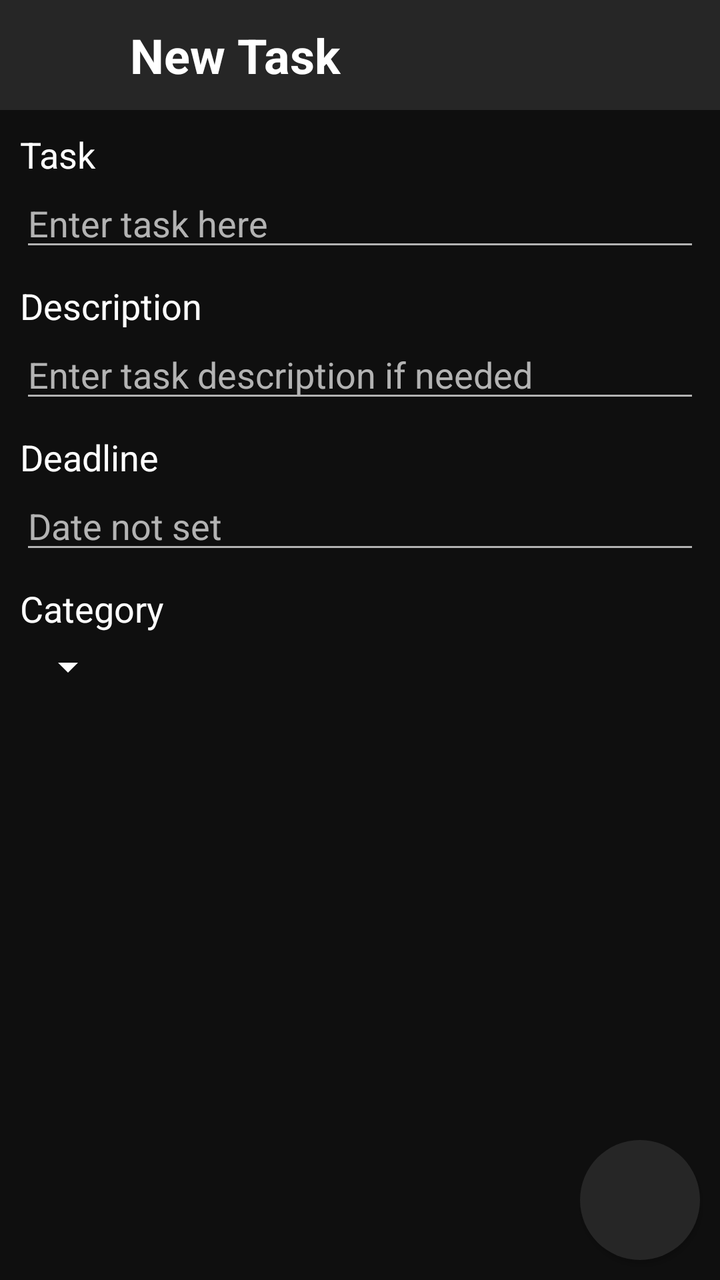
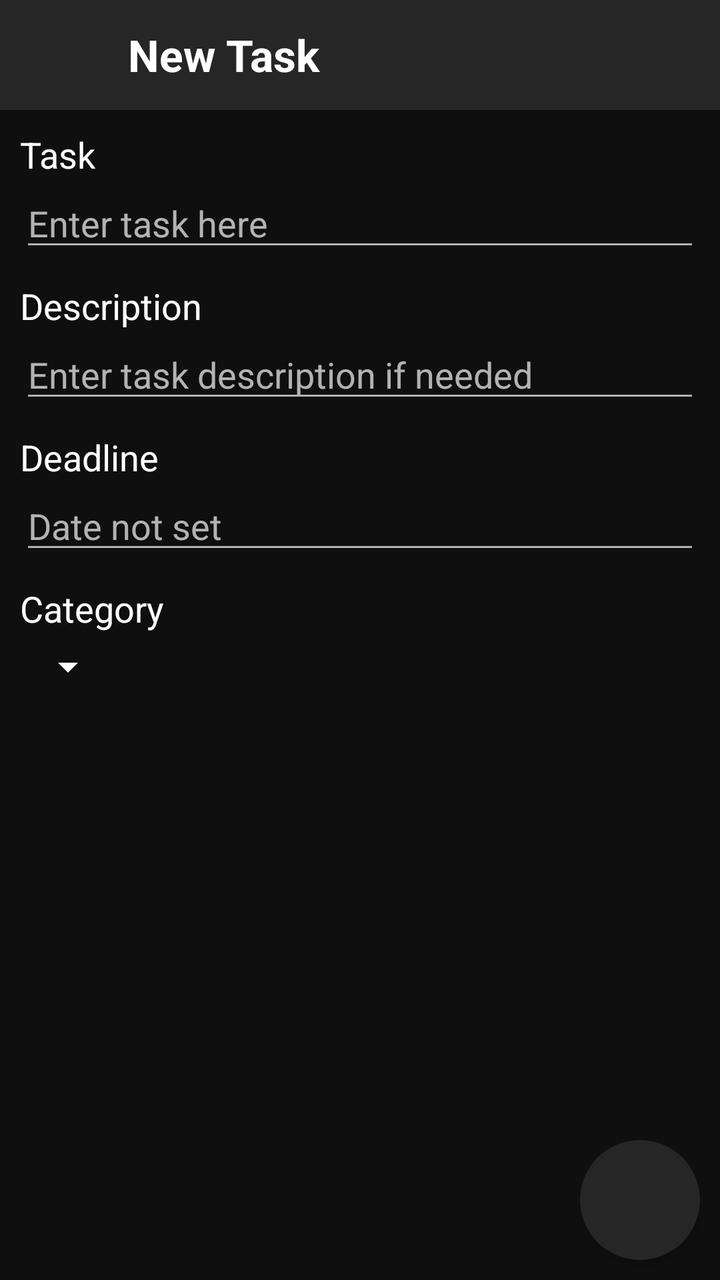

Before-and-after screenshots of an Android layout around one commit, followed by the original layout XML and the change that was made.
<!-- AndroidManifest.xml: application theme Theme.MakeMeGrow -->
<!-- res/layout/activity_task.xml -->
<?xml version="1.0" encoding="utf-8"?>
<androidx.constraintlayout.widget.ConstraintLayout
    xmlns:android="http://schemas.android.com/apk/res/android"
    xmlns:app="http://schemas.android.com/apk/res-auto"
    xmlns:tools="http://schemas.android.com/tools"
    android:id="@+id/main"
    android:layout_width="match_parent"
    android:layout_height="match_parent"
    android:background="@color/black"
    tools:context=".ui.activity.TaskActivity">

    <LinearLayout
        android:id="@+id/layout_taskbar"
        android:layout_width="match_parent"
        android:layout_height="55dp"
        app:layout_constraintTop_toTopOf="parent"
        android:paddingHorizontal="20dp"
        android:background="@color/dark_gray"
        android:orientation="horizontal"
        android:gravity="center_vertical|end">

        <androidx.appcompat.widget.AppCompatButton
            android:id="@+id/button_back"
            android:layout_width="25dp"
            android:layout_height="25dp"
            android:background="@android:color/transparent"
            android:foreground="@drawable/ic_back"/>

        <TextView
            android:id="@+id/text_title"
            android:layout_width="0dp"
            android:layout_height="wrap_content"
            android:layout_weight="1"
            android:layout_marginHorizontal="20dp"
            android:text="@string/new_task"
            android:textColor="@color/white"
            android:textSize="@dimen/text_large"
            android:textStyle="bold"/>

        <androidx.appcompat.widget.AppCompatButton
            android:id="@+id/button_delete"
            android:layout_width="25dp"
            android:layout_height="25dp"
            android:background="@android:color/transparent"
            android:foreground="@drawable/ic_bin"
            android:visibility="gone"/>

    </LinearLayout>

    <LinearLayout
        android:id="@+id/layout_task"
        android:layout_width="match_parent"
        android:layout_height="wrap_content"
        app:layout_constraintTop_toBottomOf="@id/layout_taskbar"
        android:layout_margin="10dp"
        android:orientation="vertical">

        <TextView
            android:layout_width="wrap_content"
            android:layout_height="wrap_content"
            android:text="@string/task"
            android:textColor="@color/white"
            android:textSize="@dimen/text_medium"/>

        <EditText
            android:id="@+id/input_task"
            android:layout_width="match_parent"
            android:layout_height="wrap_content"
            android:backgroundTint="@color/light_gray"
            android:hint="@string/enter_task_here"
            android:importantForAutofill="no"
            android:inputType="textMultiLine"
            android:textColorHint="@color/light_gray"
            android:textColor="@color/light_gray"
            android:textSize="@dimen/text_medium"/>

    </LinearLayout>

    <LinearLayout
        android:id="@+id/layout_description"
        android:layout_width="match_parent"
        android:layout_height="wrap_content"
        app:layout_constraintTop_toBottomOf="@id/layout_task"
        android:layout_margin="10dp"
        android:orientation="vertical">

        <TextView
            android:layout_width="wrap_content"
            android:layout_height="wrap_content"
            android:text="@string/description"
            android:textColor="@color/white"
            android:textSize="@dimen/text_medium"/>

        <EditText
            android:id="@+id/input_description"
            android:layout_width="match_parent"
            android:layout_height="wrap_content"
            android:backgroundTint="@color/light_gray"
            android:hint="@string/enter_description"
            android:importantForAutofill="no"
            android:inputType="textMultiLine"
            android:textColorHint="@color/light_gray"
            android:textColor="@color/light_gray"
            android:textSize="@dimen/text_medium"/>

    </LinearLayout>

    <LinearLayout
        android:id="@+id/layout_deadline"
        android:layout_width="match_parent"
        android:layout_height="wrap_content"
        app:layout_constraintTop_toBottomOf="@id/layout_description"
        android:layout_margin="10dp"
        android:orientation="vertical">

        <TextView
            android:layout_width="wrap_content"
            android:layout_height="wrap_content"
            android:text="@string/deadline"
            android:textColor="@color/white"
            android:textSize="@dimen/text_medium"/>

        <LinearLayout
            android:layout_width="match_parent"
            android:layout_height="wrap_content"
            android:orientation="horizontal"
            android:gravity="center">

            <EditText
                android:id="@+id/input_date"
                android:layout_width="0dp"
                android:layout_height="wrap_content"
                android:layout_weight="1"
                android:backgroundTint="@color/light_gray"
                android:hint="@string/date_not_set"
                android:importantForAutofill="no"
                android:inputType="date"
                android:textColorHint="@color/light_gray"
                android:textColor="@color/light_gray"
                android:textSize="@dimen/text_medium"
                android:focusable="false"
                android:clickable="true"/>

            <androidx.appcompat.widget.AppCompatButton
                android:id="@+id/button_clear_date"
                android:layout_width="25dp"
                android:layout_height="25dp"
                android:layout_marginStart="10dp"
                android:background="@drawable/shape_round"
                android:foreground="@drawable/ic_cross"
                android:visibility="gone"/>

        </LinearLayout>

        <LinearLayout
            android:id="@+id/layout_time_selection"
            android:layout_width="match_parent"
            android:layout_height="wrap_content"
            android:orientation="horizontal"
            android:gravity="center"
            android:visibility="gone">

            <EditText
                android:id="@+id/input_time"
                android:layout_width="0dp"
                android:layout_height="wrap_content"
                android:layout_weight="1"
                android:backgroundTint="@color/light_gray"
                android:hint="@string/time_not_set"
                android:importantForAutofill="no"
                android:inputType="time"
                android:textColorHint="@color/light_gray"
                android:textColor="@color/light_gray"
                android:textSize="@dimen/text_medium"
                android:focusable="false"
                android:clickable="true"/>

            <androidx.appcompat.widget.AppCompatButton
                android:id="@+id/button_clear_time"
                android:layout_width="25dp"
                android:layout_height="25dp"
                android:layout_marginStart="10dp"
                android:background="@drawable/shape_round"
                android:foreground="@drawable/ic_cross"
                android:visibility="gone"/>

        </LinearLayout>

    </LinearLayout>

    <LinearLayout
        android:id="@+id/layout_repeat"
        android:layout_width="match_parent"
        android:layout_height="wrap_content"
        app:layout_constraintTop_toBottomOf="@id/layout_deadline"
        android:layout_margin="10dp"
        android:orientation="vertical"
        android:visibility="gone">

        <TextView
            android:layout_width="wrap_content"
            android:layout_height="wrap_content"
            android:text="@string/repeat"
            android:textColor="@color/white"
            android:textSize="@dimen/text_medium"/>

        <Spinner
            android:id="@+id/spinner_repeat"
            android:layout_width="wrap_content"
            android:layout_height="wrap_content"
            android:layout_marginVertical="5dp"
            android:backgroundTint="@color/white"
            android:popupBackground="@color/dark_gray"
            tools:listitem="@layout/spinner_item_small"/>

    </LinearLayout>

    <LinearLayout
        android:id="@+id/layout_category"
        android:layout_width="match_parent"
        android:layout_height="wrap_content"
        app:layout_constraintTop_toBottomOf="@id/layout_repeat"
        android:layout_margin="10dp"
        android:orientation="vertical">

        <TextView
            android:layout_width="wrap_content"
            android:layout_height="wrap_content"
            android:text="@string/category"
            android:textColor="@color/white"
            android:textSize="@dimen/text_medium"/>

        <Spinner
            android:id="@+id/spinner_category"
            android:layout_width="wrap_content"
            android:layout_height="wrap_content"
            android:layout_marginVertical="5dp"
            android:backgroundTint="@color/white"
            android:popupBackground="@color/dark_gray"
            tools:listitem="@layout/spinner_item_small"/>

    </LinearLayout>

    <androidx.appcompat.widget.AppCompatButton
        android:id="@+id/button_confirm"
        android:layout_width="60dp"
        android:layout_height="60dp"
        android:layout_margin="10dp"
        app:layout_constraintEnd_toEndOf="parent"
        app:layout_constraintBottom_toBottomOf="parent"
        android:background="@drawable/shape_round"
        android:foreground="@drawable/ic_check_mark"/>

</androidx.constraintlayout.widget.ConstraintLayout>
<!-- res/layout/spinner_item_small.xml (included above) -->
<?xml version="1.0" encoding="utf-8"?>
<TextView xmlns:android="http://schemas.android.com/apk/res/android"
    android:id="@+id/text"
    android:layout_width="match_parent"
    android:layout_height="wrap_content"
    android:paddingVertical="5dp"
    android:paddingHorizontal="10dp"
    android:textColor="@color/white"
    android:textSize="@dimen/text_medium"
    android:singleLine="true"/>
<!-- resources referenced by this layout -->
<resources>
  <color name="black">#0F0F0F</color>
  <color name="dark_gray">#262626</color>
  <color name="light_gray">#B3B3B3</color>
  <color name="white">#FFFFFF</color>
  <dimen name="text_large">24sp</dimen>
  <dimen name="text_medium">18sp</dimen>
  <!-- drawable ic_back (drawable) -->
  <?xml version="1.0" encoding="utf-8"?>
  <vector xmlns:android="http://schemas.android.com/apk/res/android"
      android:width="60dp"
      android:height="60dp"
      android:viewportWidth="100"
      android:viewportHeight="100">
  
      <group
          android:scaleX="1"
          android:scaleY="1"
          android:translateX="3"
          android:translateY="0">
  
          <path
              android:pathData="M10,50 L90,50 M45,15 L10,50 L45,85"
              android:strokeColor="#FFFFFF"
              android:strokeWidth="8"/>
  
      </group>
  </vector>
  <!-- drawable ic_check_mark (drawable) -->
  <?xml version="1.0" encoding="utf-8"?>
  <vector xmlns:android="http://schemas.android.com/apk/res/android"
      android:width="60dp"
      android:height="60dp"
      android:viewportWidth="100"
      android:viewportHeight="100">
  
      <group
          android:scaleX="0.75"
          android:scaleY="0.75"
          android:translateX="12.5"
          android:translateY="12.5">
  
          <path
              android:pathData="M20,55 L40,75 L80,25"
              android:strokeColor="#FFFFFF"
              android:strokeWidth="10"/>
  
      </group>
  </vector>
  <!-- drawable ic_cross (drawable) -->
  <?xml version="1.0" encoding="utf-8"?>
  <vector xmlns:android="http://schemas.android.com/apk/res/android"
      android:width="25dp"
      android:height="25dp"
      android:viewportWidth="100"
      android:viewportHeight="100">
  
      <group
          android:scaleX="1"
          android:scaleY="1"
          android:translateX="0"
          android:translateY="0">
  
          <path
              android:pathData="M25,25 L75,75 M75,25 L25,75"
              android:strokeColor="#FFFFFF"
              android:strokeWidth="8"/>
  
      </group>
  </vector>
  <!-- drawable shape_round (drawable) -->
  <?xml version="1.0" encoding="utf-8"?>
  <shape xmlns:android="http://schemas.android.com/apk/res/android"
      android:shape="oval">
      <solid android:color="@color/dark_gray" />
  </shape>
  <string name="category">Category</string>
  <string name="date_not_set">Date not set</string>
  <string name="deadline">Deadline</string>
  <string name="description">Description</string>
  <string name="enter_description">Enter task description if needed</string>
  <string name="enter_task_here">Enter task here</string>
  <string name="new_task">New Task</string>
  <string name="repeat">Repeat</string>
  <string name="task">Task</string>
  <string name="time_not_set">Time not set</string>
  <style name="Theme.MakeMeGrow" parent="Theme.MaterialComponents.DayNight.NoActionBar">
          
          <item name="colorPrimary">@color/purple_200</item> 
          <item name="colorPrimaryVariant">@color/purple_700</item>
          <item name="colorOnPrimary">@color/black</item>
          
          <item name="colorSecondary">@color/dark_gray</item> 
          <item name="colorSecondaryVariant">@color/dark_gray</item>
          <item name="colorOnSecondary">@color/black</item>
          
          <item name="android:statusBarColor">@color/black</item>
          
      </style>
  <color name="purple_200">#FFBB86FC</color>
  <color name="purple_700">#FF3700B3</color>
  <!-- unchanged entries left out for length: 1 -->
</resources>

<!-- the commit's change to res/layout/activity_task.xml (unified diff, before → after) -->
@@ -21,8 +21,8 @@
 
         <androidx.appcompat.widget.AppCompatButton
             android:id="@+id/button_back"
-            android:layout_width="25dp"
-            android:layout_height="25dp"
+            android:layout_width="@dimen/button_icon"
+            android:layout_height="@dimen/button_icon"
             android:background="@android:color/transparent"
             android:foreground="@drawable/ic_back"/>
 
@@ -34,13 +34,13 @@
             android:layout_marginHorizontal="20dp"
             android:text="@string/new_task"
             android:textColor="@color/white"
-            android:textSize="@dimen/text_large"
+            android:textSize="@dimen/taskbar_text"
             android:textStyle="bold"/>
 
         <androidx.appcompat.widget.AppCompatButton
             android:id="@+id/button_delete"
-            android:layout_width="25dp"
-            android:layout_height="25dp"
+            android:layout_width="@dimen/button_icon"
+            android:layout_height="@dimen/button_icon"
             android:background="@android:color/transparent"
             android:foreground="@drawable/ic_bin"
             android:visibility="gone"/>
<!-- resource entries referenced after the edit -->
@@ -4,7 +4,9 @@
   <color name="dark_gray">#262626</color>
   <color name="light_gray">#B3B3B3</color>
   <color name="white">#FFFFFF</color>
-  <dimen name="text_large">24sp</dimen>
+  <dimen name="button_icon">24dp</dimen>
+  <dimen name="taskbar_text">@dimen/text_large</dimen>
+  <dimen name="text_large">22sp</dimen>
   <dimen name="text_medium">18sp</dimen>
   <!-- drawable ic_back (drawable) -->
   <?xml version="1.0" encoding="utf-8"?>
